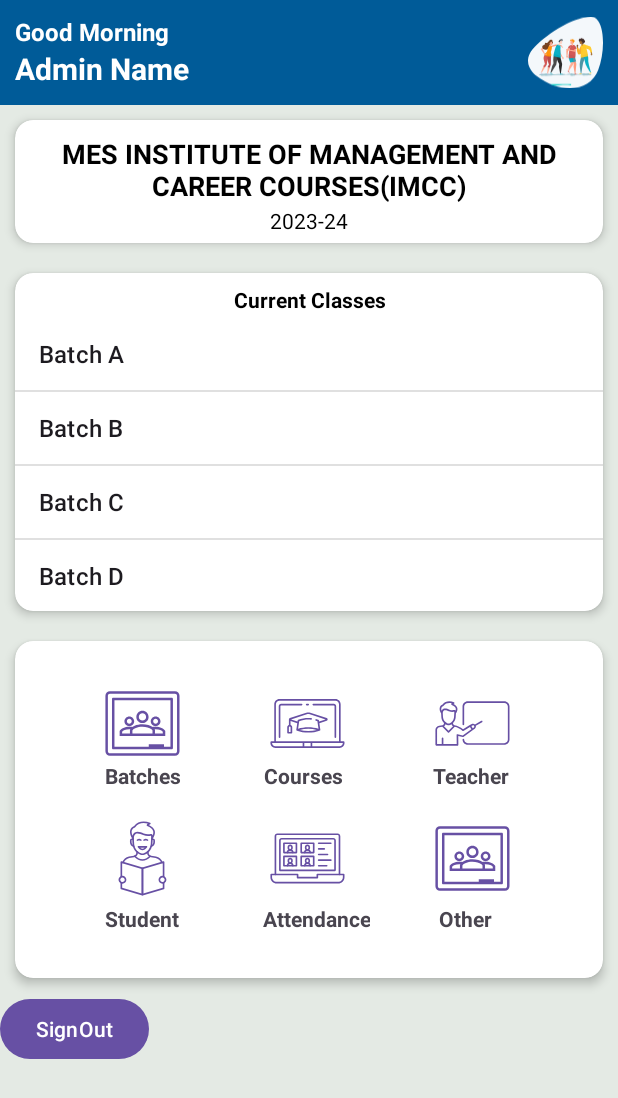
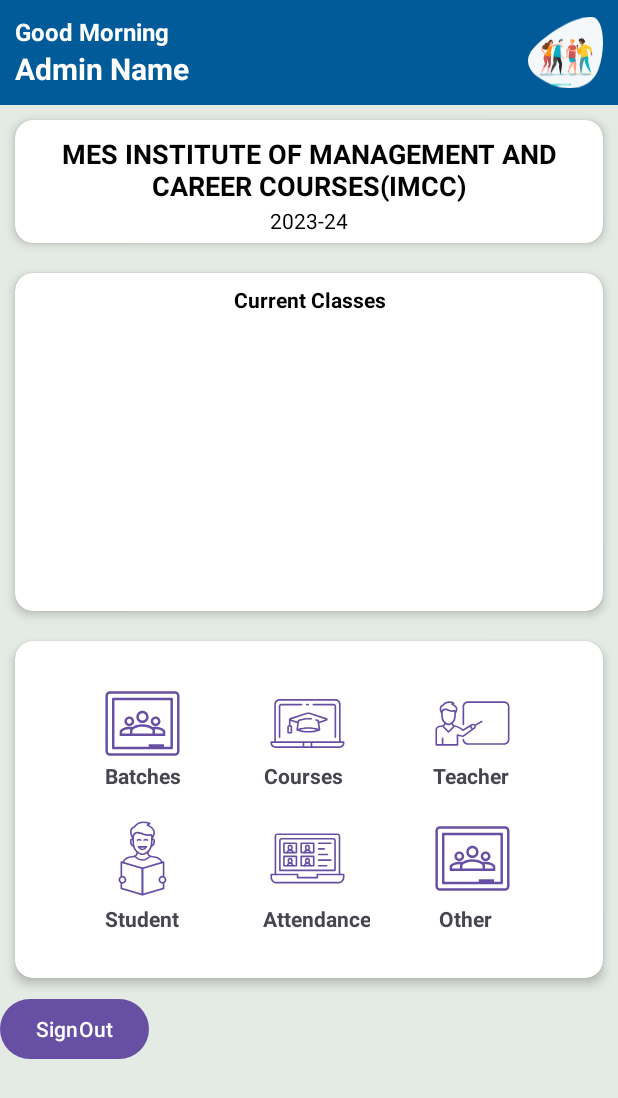
Before and after one commit to pratikmasalkar/EasyCheck-Admin, an Android app: the screen it shows after launch once a user with an empty profile is signed in (Dashboard), on a phone screen of 412 x 824 dp. Shown: the top 1098 px of the screen. Run offline under Robolectric (Android 15) with nearby library versions, the phone set to English and light mode, and no system bars; our stand-ins replace Firebase (no records; nobody signed in at launch, a user with empty details on screens opened directly); Roboto replaces fonts that are not available here.

Commit message:
Creating Batches and Add data of Batch To corresponding Teachers

```diff
--- a/app/src/main/java/com/example/easycheck_admin/BatchDetailActivity.java
+++ b/app/src/main/java/com/example/easycheck_admin/BatchDetailActivity.java
@@ -5,7 +5,9 @@ import androidx.fragment.app.Fragment;
 import androidx.fragment.app.FragmentManager;
 import androidx.fragment.app.FragmentTransaction;
 
+import android.content.Intent;
 import android.os.Bundle;
+import android.view.View;
 import android.widget.FrameLayout;
 
 import com.google.android.material.tabs.TabLayout;
@@ -57,4 +59,8 @@ public class BatchDetailActivity extends AppCompatActivity {
             }
         });
     }
+    public void dashboard(View view) {
+        startActivity(new Intent(this, Dashboard.class));
+        overridePendingTransition(R.anim.slide_in_left, android.R.anim.slide_out_right);
+    }
 }
--- a/app/src/main/java/com/example/easycheck_admin/Dashboard.java
+++ b/app/src/main/java/com/example/easycheck_admin/Dashboard.java
@@ -29,8 +29,10 @@ public class Dashboard extends AppCompatActivity {
     private ListView listBatches;
     private List<String> batchNames = new ArrayList<>();
 
-    private Button student, courses,teachers,batches;
+    private Button student, courses, teachers, batches;
     private TextView userName;
+    private ArrayAdapter<String> batchAdapter;
+    private DatabaseReference databaseReference;
 
 
     @Override
@@ -41,15 +43,13 @@ public class Dashboard extends AppCompatActivity {
 
         student = findViewById(R.id.student);
         courses = findViewById(R.id.courses);
-        teachers=findViewById(R.id.teachers);
-        batches=findViewById(R.id.batches);
+        teachers = findViewById(R.id.teachers);
+        batches = findViewById(R.id.batches);
+
+        databaseReference = FirebaseDatabase.getInstance().getReference();
+        DatabaseReference batchRef = databaseReference.child("batches");
 
         // Static data for now (replace with Firebase data later)
-        batchNames.add("Batch A");
-        batchNames.add("Batch B");
-        batchNames.add("Batch C");
-        batchNames.add("Batch D");
-        batchNames.add("Batch E");
         userName = findViewById(R.id.userName); // Get the TextView reference
 
         // Check for current user
@@ -82,9 +82,24 @@ public class Dashboard extends AppCompatActivity {
             // (You might want to redirect to the login screen)
         }
 
-        ArrayAdapter<String> adapter = new ArrayAdapter<>(this,
-                android.R.layout.simple_list_item_1, batchNames);
-        listBatches.setAdapter(adapter);
+        batchRef.addValueEventListener(new ValueEventListener() {
+            @Override
+            public void onDataChange(@NonNull DataSnapshot snapshot) {
+                    for (DataSnapshot batchSnapshot : snapshot.getChildren()) {
+                    String BatchName = batchSnapshot.child("name").getValue(String.class);
+                    batchNames.add(BatchName);
+                }
+                ArrayAdapter<String> adapter = new ArrayAdapter<>(getBaseContext(),
+                        android.R.layout.simple_list_item_1, batchNames);
+                listBatches.setAdapter(adapter);
+            }
+
+            @Override
+            public void onCancelled(@NonNull DatabaseError error) {
+                Toast.makeText(getBaseContext(), error.getMessage(), Toast.LENGTH_LONG).show();
+            }
+        });
+
 
         listBatches.setOnItemClickListener((parent, view, position, id) -> {
             String selectedBatchName = (String) parent.getItemAtPosition(position);
@@ -122,11 +137,12 @@ public class Dashboard extends AppCompatActivity {
         batches.setOnClickListener(new View.OnClickListener() {
             @Override
             public void onClick(View v) {
-                startActivity(new Intent(Dashboard.this,BatchDetailActivity.class));
+                startActivity(new Intent(Dashboard.this, BatchDetailActivity.class));
             }
         });
     }
-    public void signOut (View view){
+
+    public void signOut(View view) {
         FirebaseAuth.getInstance().signOut();
 
         Toast.makeText(this, "Signed out successfully", Toast.LENGTH_SHORT).show();
--- a/app/src/main/java/com/example/easycheck_admin/ViewBatchList.java
+++ b/app/src/main/java/com/example/easycheck_admin/ViewBatchList.java
@@ -86,7 +86,7 @@ public class ViewBatchList extends Fragment {
 
                         // Create a bundle to pass batch details to the fragment
                         Bundle bundle = new Bundle();
-                        bundle.putSerializable("batch", selectedBatchName);
+                        bundle.putString("batch", selectedBatchName);
 
                         // Create and open the BatchDetailFragment
                         BatchDetailInfoFragment batchDetailInfoFragment = new BatchDetailInfoFragment();
--- a/app/src/main/res/layout/activity_dashboard.xml
+++ b/app/src/main/res/layout/activity_dashboard.xml
@@ -94,11 +94,19 @@
             android:textColor="@color/black"
             android:textStyle="bold" />
 
-        <ListView
-            android:id="@+id/list_batches"
-            android:layout_width="match_parent"
+        <LinearLayout
+            android:layout_width="wrap_content"
             android:layout_height="wrap_content"
-            android:layout_marginTop="30dp" />
+            android:orientation="vertical">
+
+            <ListView
+                style="@style/listView"
+                android:id="@+id/list_batches"
+                android:layout_width="match_parent"
+                android:layout_height="wrap_content"
+                android:layout_marginTop="30dp" />
+
+        </LinearLayout>
 
 
     </androidx.cardview.widget.CardView>
@@ -149,25 +157,25 @@
                 android:layout_width="wrap_content"
                 android:layout_height="wrap_content"
                 android:layout_marginLeft="60dp"
+                android:text="Batches"
                 android:textAlignment="center"
-                android:textStyle="bold"
-                android:text="Batches"/>
+                android:textStyle="bold" />
 
             <TextView
                 android:layout_width="wrap_content"
                 android:layout_height="wrap_content"
                 android:layout_marginLeft="55dp"
+                android:text="Courses"
                 android:textAlignment="center"
-                android:textStyle="bold"
-                android:text="Courses"/>
+                android:textStyle="bold" />
 
             <TextView
                 android:layout_width="wrap_content"
                 android:layout_height="wrap_content"
                 android:layout_marginLeft="60dp"
+                android:text="Teacher"
                 android:textAlignment="center"
-                android:textStyle="bold"
-                android:text="Teacher"/>
+                android:textStyle="bold" />
 
         </LinearLayout>
 
@@ -210,25 +218,25 @@
                 android:layout_width="wrap_content"
                 android:layout_height="wrap_content"
                 android:layout_marginLeft="60dp"
+                android:text="Student"
                 android:textAlignment="center"
-                android:textStyle="bold"
-                android:text="Student"/>
+                android:textStyle="bold" />
 
             <TextView
                 android:layout_width="wrap_content"
                 android:layout_height="wrap_content"
                 android:layout_marginLeft="55dp"
+                android:text="Attendance"
                 android:textAlignment="center"
-                android:textStyle="bold"
-                android:text="Attendance"/>
+                android:textStyle="bold" />
 
             <TextView
                 android:layout_width="wrap_content"
                 android:layout_height="wrap_content"
                 android:layout_marginLeft="46dp"
+                android:text="Other"
                 android:textAlignment="center"
-                android:textStyle="bold"
-                android:text="Other"/>
+                android:textStyle="bold" />
 
         </LinearLayout>
     </androidx.cardview.widget.CardView>
@@ -237,8 +245,8 @@
     <Button
         android:layout_width="wrap_content"
         android:layout_height="wrap_content"
-        android:text="SignOut"
-        android:onClick="signOut"/>
+        android:onClick="signOut"
+        android:text="SignOut" />
 
     <androidx.core.widget.NestedScrollView
         android:layout_width="match_parent"
--- a/app/src/main/res/values/styles.xml
+++ b/app/src/main/res/values/styles.xml
@@ -18,6 +18,11 @@
     <style name="viewParent.headerText">
         <item name="android:textColor">@color/contentTextColor</item>
         <item name="android:textSize">14sp</item>
+        <item name="android:textStyle">bold</item>
+    </style>
+    <style name="listView">
+        <item name="android:textColor">@color/contentTextColor</item>
+        <item name="android:textSize">20sp</item>
         <item name="android:textStyle">bold</item>
     </style>
 
```
Also changed, not shown: app/src/main/java/com/example/easycheck_admin/CreateBatchFragment.java (+33 -0 lines).
